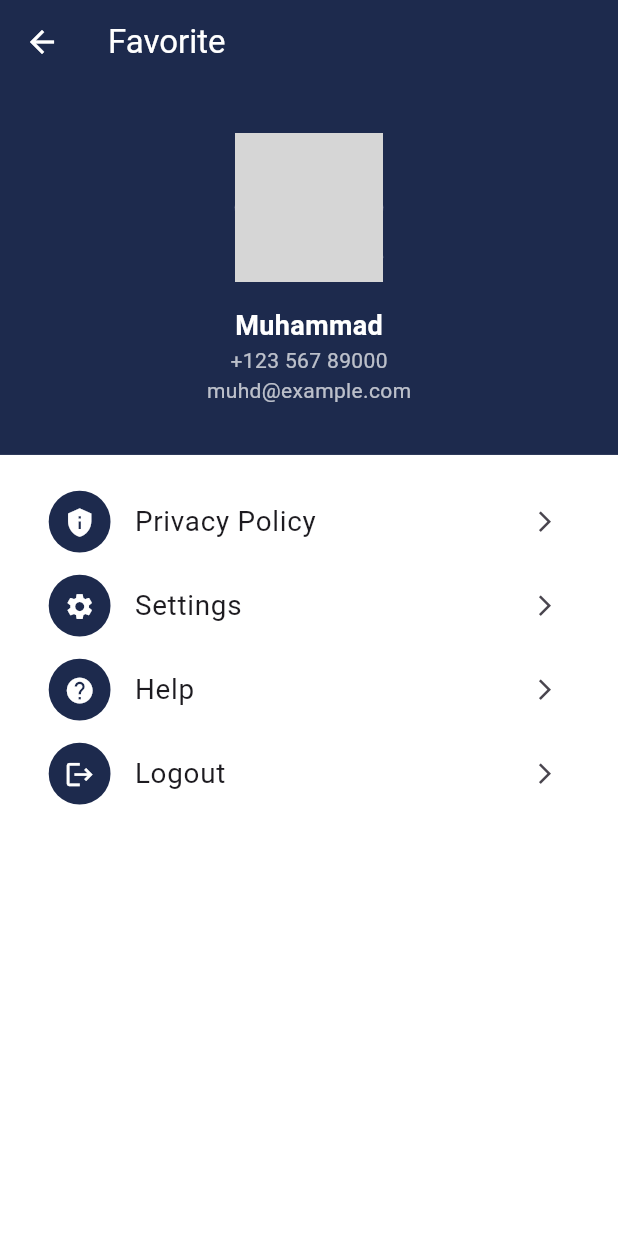
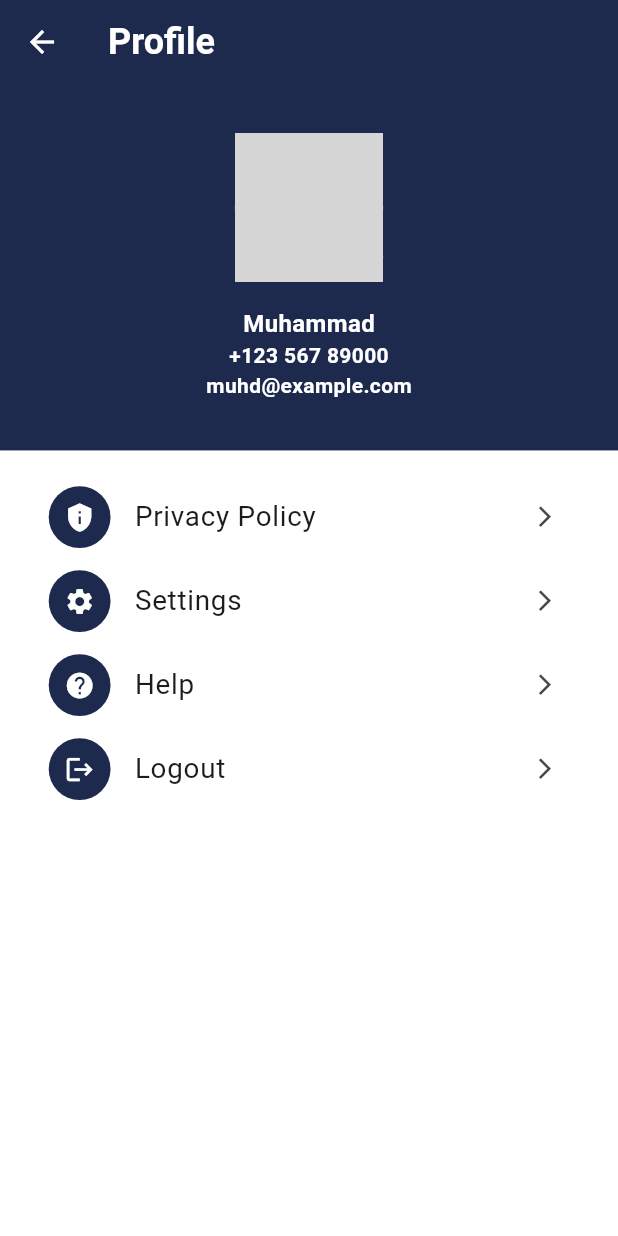
Before and after one commit to sadiqawan/medicine_mob_app, a Flutter app: the ProfileScreen screen opened directly, on a phone screen of 412 x 824 dp. Run offline on Flutter 3.47's test engine with Material 3 defaults, Android fonts, the phone set to English and light mode, and no system bars; our stand-ins replace flutter_rating_stars, get, google_fonts, smooth_page_indicator; missing offline and left inert: responsive_navigation_bar; Roboto replaces fonts that are missing (Overpass); statements that could not run were skipped; grey boxes are pictures that could not be loaded.

Commit message:
last commit

```diff
--- a/lib/view/components/buy_now_custom_btn.dart
+++ b/lib/view/components/buy_now_custom_btn.dart
@@ -5,7 +5,7 @@ import 'package:medicine_app/constant/styles_const.dart';
 class BuyNowCustomBtn extends StatelessWidget {
   final String myText;
 
-  const BuyNowCustomBtn({required this.myText, Key? key}) : super(key: key);
+  const BuyNowCustomBtn({required this.myText, super.key});
 
   @override
   Widget build(BuildContext context) {
--- a/lib/view/screen/chat/new_chat_screen.dart
+++ b/lib/view/screen/chat/new_chat_screen.dart
@@ -43,8 +43,8 @@ class _NewChatScreenState extends State<NewChatScreen> {
       child: Scaffold(
         appBar: AppBar(
 
-          actions: [Padding(
-            padding: const EdgeInsets.all(10.0),
+          actions: const [Padding(
+            padding: EdgeInsets.all(10.0),
             child: Icon(Icons.search,color: kWhite,),
           )],
           title: Text("New Chat", style: mediumTextWhiteBold),
@@ -66,7 +66,7 @@ class _NewChatScreenState extends State<NewChatScreen> {
               title: Text(user["name"]!),
               onTap: () {
                 // Navigate to UserChatScreen when tapped
-                Get.to(() => UserChattingScreen());
+                Get.to(() => const UserChattingScreen());
               },
             );
           },
--- a/lib/view/screen/chat/user_chatting_screen.dart
+++ b/lib/view/screen/chat/user_chatting_screen.dart
@@ -81,11 +81,11 @@ class _UserChattingScreenState extends State<UserChattingScreen> {
                     },
                     child: Container(
                       padding: const EdgeInsets.all(12.0),
-                      decoration: BoxDecoration(
+                      decoration: const BoxDecoration(
                         color: kPinkColor,
                         shape: BoxShape.circle,
                       ),
-                      child: Icon(Icons.send, color: Colors.white),
+                      child: const Icon(Icons.send, color: Colors.white),
                     ),
                   ),
                 ],
--- a/lib/view/screen/customer/all_medicine_screen.dart
+++ b/lib/view/screen/customer/all_medicine_screen.dart
@@ -82,7 +82,7 @@ class _AllMedicineScreenState extends State<AllMedicineScreen> {
                   ),
                 ),
               ),
-              SizedBox(height: 10),
+              const SizedBox(height: 10),
               Expanded(
                 child: GridView.builder(
                   gridDelegate: SliverGridDelegateWithFixedCrossAxisCount(
@@ -116,10 +116,10 @@ class _AllMedicineScreenState extends State<AllMedicineScreen> {
                             SizedBox(height: screenHeight * 0.02),
                             Text(medicine["name"]!, style: smallTextBlack),
                             Text(medicine["price"]!, style: mediumTextBlackBold),
-                            Spacer(),
+                            const Spacer(),
                             InkWell(
                               onTap: () => Get.to(() => const MedicineDetailScreen()),
-                              child: BuyNowCustomBtn(myText: "More Info"),
+                              child: const BuyNowCustomBtn(myText: "More Info"),
                             ),
                           ],
                         ),
--- a/lib/view/screen/customer/medicine_detail_screen.dart
+++ b/lib/view/screen/customer/medicine_detail_screen.dart
@@ -118,7 +118,7 @@ class _MedicineDetailScreenState extends State<MedicineDetailScreen> {
             child: Container(
               height: 60,
               color:Colors.transparent,
-              child: Center(
+              child: const Center(
                 child: BuyNowCustomBtn(myText: "Buy Now")
               ),
             ),
--- a/lib/view/screen/customer/seller_detial_screen.dart
+++ b/lib/view/screen/customer/seller_detial_screen.dart
@@ -137,7 +137,7 @@ class _SellerDetailScreenState extends State<SellerDetailScreen> {
               Expanded(
                 child: InkWell(
                   onTap: () {
-                    Get.to(()=>UserChattingScreen());
+                    Get.to(()=>const UserChattingScreen());
                   },
                   child: Container(
                     height: 60,
--- a/lib/view/screen/onboarding/onboarding_screen.dart
+++ b/lib/view/screen/onboarding/onboarding_screen.dart
@@ -2,7 +2,6 @@ import 'package:flutter/material.dart';
 import 'package:get/get.dart';
 import 'package:medicine_app/constant/color_const.dart';
 import 'package:medicine_app/view/screen/auth/login/login_screen.dart';
-import 'package:medicine_app/view/screen/home/home_screen.dart';
 import 'package:medicine_app/view/screen/onboarding/screen_one.dart';
 import 'package:medicine_app/view/screen/onboarding/screen_two.dart';
 import 'package:medicine_app/view/screen/onboarding/screen_three.dart';
--- a/lib/view/screen/profile/profile_screen.dart
+++ b/lib/view/screen/profile/profile_screen.dart
@@ -1,8 +1,11 @@
 import 'package:flutter/material.dart';
 import 'package:medicine_app/constant/color_const.dart';
+import 'package:medicine_app/constant/styles_const.dart';
 import 'package:medicine_app/view/components/profile_custom_icons.dart';
 
 class ProfileScreen extends StatelessWidget {
+  const ProfileScreen({super.key});
+
   @override
   Widget build(BuildContext context) {
     final screenHeight = MediaQuery.of(context).size.height;
@@ -13,7 +16,7 @@ class ProfileScreen extends StatelessWidget {
       appBar: AppBar(
         foregroundColor: kWhite,
         backgroundColor: kPrimaryColor, // Adjust color as needed
-        title: const Text('Favorite'),
+        title: Text('Profile',style: largeTextWhiteBold,),
         leading: IconButton(
           icon: const Icon(Icons.arrow_back),
           onPressed: () {
@@ -26,7 +29,7 @@ class ProfileScreen extends StatelessWidget {
 
           Container(
             width: double.infinity,
-            color: kPrimaryColor, // Background color for the profile section
+            color: kPrimaryColor,
             padding: EdgeInsets.symmetric(vertical: screenHeight * 0.04),
             child: Column(
               children: [
@@ -35,7 +38,7 @@ class ProfileScreen extends StatelessWidget {
                   children: [
                     CircleAvatar(
                       radius: screenHeight * 0.06,
-                      backgroundImage: NetworkImage('https://via.placeholder.com/150'), // Replace with actual image URL
+                      backgroundImage: const AssetImage('assets/images/profile.png'),
                     ),
                     Positioned(
                       bottom: 0,
@@ -53,27 +56,17 @@ class ProfileScreen extends StatelessWidget {
                   ],
                 ),
                 SizedBox(height: screenHeight * 0.02),
-                const Text(
+                Text(
                   'Muhammad',
-                  style: TextStyle(
-                    color: Colors.white,
-                    fontSize: 18,
-                    fontWeight: FontWeight.bold,
-                  ),
+                  style: mediumTextWhiteBold,
                 ),
-                const Text(
+                 Text(
                   '+123 567 89000',
-                  style: TextStyle(
-                    color: Colors.white70,
-                    fontSize: 14,
-                  ),
+                  style: smallTextWhiteBold,
                 ),
-                const Text(
+                 Text(
                   'muhd@example.com',
-                  style: TextStyle(
-                    color: Colors.white70,
-                    fontSize: 14,
-                  ),
+                  style: smallTextWhiteBold,
                 ),
               ],
             ),
--- a/lib/view/splash_screen.dart
+++ b/lib/view/splash_screen.dart
@@ -1,9 +1,7 @@
 import 'dart:async';
 import 'package:flutter/material.dart';
 import 'package:get/get.dart';
-import 'package:medicine_app/view/screen/home/home_screen.dart';
 import 'package:medicine_app/view/screen/navigation/navigation_screen.dart';
-import 'package:medicine_app/view/screen/onboarding/onboarding_screen.dart';
 
 
 class SplashScreen extends StatefulWidget {
```
Also changed, not shown: lib/view/screen/navigation/navigation_screen.dart (+7 -6 lines).
